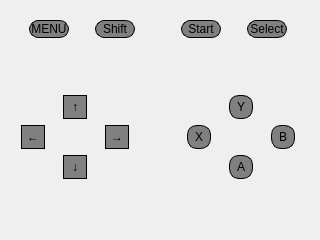
Old version of the form mainwindow.ui in the repository Mihaylov93/MVGE.
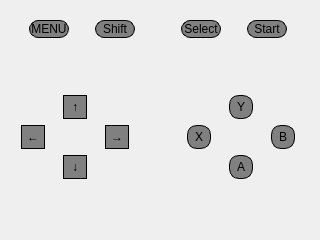
New version of the form.

Commit message: Set focus to capture all presses and implement exit dialog.

```diff
--- a/mainwindow.ui
+++ b/mainwindow.ui
@@ -139,7 +139,7 @@
        </spacer>
       </item>
       <item>
-       <widget class="QPushButton" name="pbStart">
+       <widget class="QPushButton" name="pbSelect">
         <property name="sizePolicy">
          <sizepolicy hsizetype="Fixed" vsizetype="Fixed">
           <horstretch>0</horstretch>
@@ -173,7 +173,7 @@
 </string>
         </property>
         <property name="text">
-         <string>Start</string>
+         <string>Select</string>
         </property>
         <property name="checkable">
          <bool>true</bool>
@@ -181,7 +181,7 @@
        </widget>
       </item>
       <item>
-       <widget class="QPushButton" name="pbSelect">
+       <widget class="QPushButton" name="pbStart">
         <property name="sizePolicy">
          <sizepolicy hsizetype="Fixed" vsizetype="Fixed">
           <horstretch>0</horstretch>
@@ -215,7 +215,7 @@
 </string>
         </property>
         <property name="text">
-         <string>Select</string>
+         <string>Start</string>
         </property>
         <property name="checkable">
          <bool>true</bool>
```
The commit also changes 2 other files.
